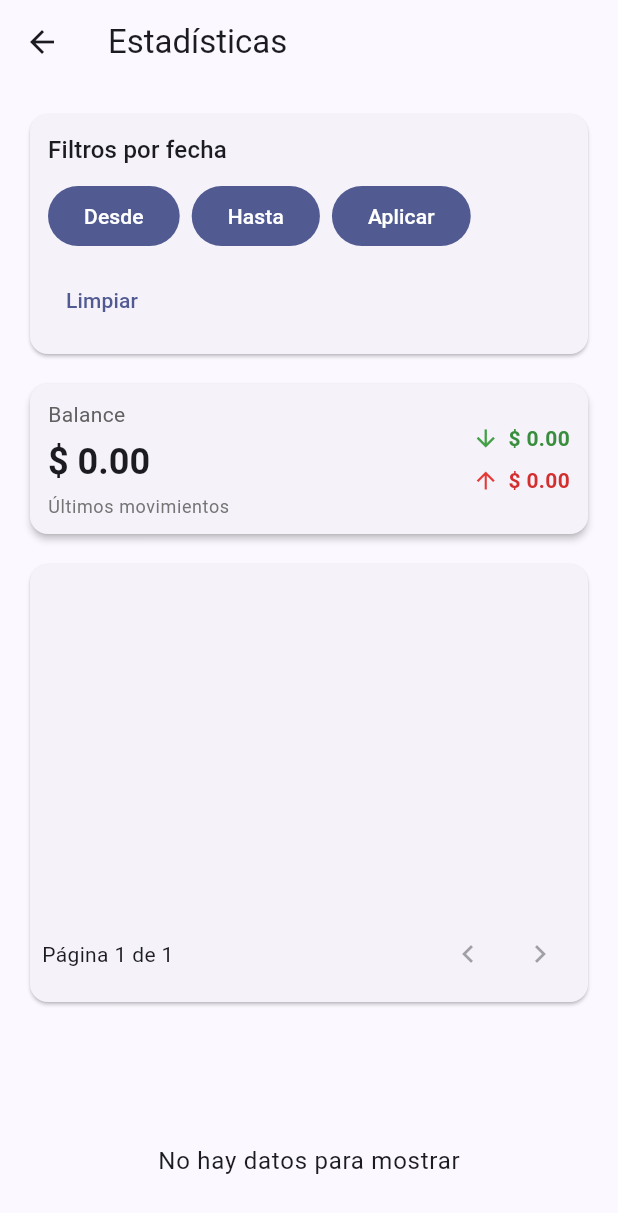
After one commit to oscarortiz1/prueba_itau, a Flutter app: the screen it shows after launch, after a tap on "Crear cuenta", after a tap on "Ver estadísticas", on a phone screen of 412 x 824 dp. The commit adds this screen. Shown: the top 1213 px of the screen. Run offline on Flutter 3.47's test engine with Material 3 defaults, Android fonts, the phone set to English and light mode, and no system bars; our stand-ins replace bloc, equatable, flutter_bloc, get_it, go_router, shared_preferences; accounts and stored records are empty.

Commit message:
feat(statistics): implement StatisticsBloc, events, and state management; add StatisticsPage for displaying statistics

```diff
--- a/lib/src/features/home/presentation/widgets/home_hero_section.dart
+++ b/lib/src/features/home/presentation/widgets/home_hero_section.dart
@@ -1,4 +1,7 @@
 import 'package:flutter/material.dart';
+import 'package:flutter_bloc/flutter_bloc.dart';
+import 'package:prueba_itau/src/features/statistics/presentation/pages/statistics_page.dart';
+import 'package:prueba_itau/src/features/transactions/presentation/bloc/transactions_bloc.dart';
 
 class HomeHeroSection extends StatelessWidget {
   const HomeHeroSection({required this.isWide, super.key});
@@ -32,9 +35,18 @@ class HomeHeroSection extends StatelessWidget {
           runSpacing: 12,
           children: [
             FilledButton.icon(
-              onPressed: () {},
-              icon: const Icon(Icons.account_balance_wallet_outlined),
-              label: const Text('Ver productos'),
+              onPressed: () {
+                Navigator.of(context).push(
+                  MaterialPageRoute(
+                    builder: (routeContext) => BlocProvider.value(
+                      value: context.read<TransactionsBloc>(),
+                      child: const StatisticsPage(),
+                    ),
+                  ),
+                );
+              },
+              icon: const Icon(Icons.show_chart),
+              label: const Text('Ver estadísticas'),
             ),
             OutlinedButton.icon(
               onPressed: () {},
--- /dev/null
+++ b/lib/src/features/statistics/presentation/bloc/statistics_event.dart
@@ -0,0 +1,43 @@
+import 'package:equatable/equatable.dart';
+
+abstract class StatisticsEvent extends Equatable {
+  const StatisticsEvent();
+
+  @override
+  List<Object?> get props => [];
+}
+
+class LoadStatistics extends StatisticsEvent {
+  const LoadStatistics();
+}
+
+class UpdateFilters extends StatisticsEvent {
+  final String? category;
+  final DateTime? startDate;
+  final DateTime? endDate;
+
+  const UpdateFilters({this.category, this.startDate, this.endDate});
+
+  @override
+  List<Object?> get props => [category, startDate, endDate];
+}
+
+class PageChanged extends StatisticsEvent {
+  final int page;
+
+  const PageChanged(this.page);
+
+  @override
+  List<Object?> get props => [page];
+}
+
+class StatisticsTotalsUpdated extends StatisticsEvent {
+  final double incomes;
+  final double expenses;
+  final List<dynamic>? breakdown;
+
+  const StatisticsTotalsUpdated({required this.incomes, required this.expenses, this.breakdown});
+
+  @override
+  List<Object?> get props => [incomes, expenses, breakdown];
+}
--- /dev/null
+++ b/lib/src/features/statistics/presentation/bloc/statistics_state.dart
@@ -0,0 +1,61 @@
+import 'package:equatable/equatable.dart';
+class StatisticsState extends Equatable {
+  static const Object _unset = Object();
+
+  final bool isLoading;
+  final double totalIncomes;
+  final double totalExpenses;
+  final double balance;
+  final String? category;
+  final DateTime? startDate;
+  final DateTime? endDate;
+  final List<CategoryBreakdown> breakdown;
+  final int txPage;
+
+  const StatisticsState({
+    this.isLoading = false,
+    this.totalIncomes = 0.0,
+    this.totalExpenses = 0.0,
+    this.balance = 0.0,
+    this.category,
+    this.startDate,
+    this.endDate,
+    this.breakdown = const [],
+    this.txPage = 0,
+  });
+
+  StatisticsState copyWith({
+    bool? isLoading,
+    double? totalIncomes,
+    double? totalExpenses,
+    double? balance,
+    Object? category = _unset,
+    Object? startDate = _unset,
+    Object? endDate = _unset,
+    List<CategoryBreakdown>? breakdown,
+    int? txPage,
+  }) {
+    return StatisticsState(
+      isLoading: isLoading ?? this.isLoading,
+      totalIncomes: totalIncomes ?? this.totalIncomes,
+      totalExpenses: totalExpenses ?? this.totalExpenses,
+      balance: balance ?? this.balance,
+      category: identical(category, _unset) ? this.category : category as String?,
+      startDate: identical(startDate, _unset) ? this.startDate : startDate as DateTime?,
+      endDate: identical(endDate, _unset) ? this.endDate : endDate as DateTime?,
+      breakdown: breakdown ?? this.breakdown,
+      txPage: txPage ?? this.txPage,
+    );
+  }
+
+  @override
+  List<Object?> get props => [isLoading, totalIncomes, totalExpenses, balance, category, startDate, endDate, breakdown, txPage];
+}
+
+class CategoryBreakdown {
+  final String category;
+  final double incomes;
+  final double expenses;
+
+  const CategoryBreakdown({required this.category, required this.incomes, required this.expenses});
+}
--- /dev/null
+++ b/lib/src/features/statistics/presentation/pages/statistics_page.dart
@@ -0,0 +1,454 @@
+import 'dart:math' as math;
+import 'package:flutter/material.dart';
+import 'package:flutter_bloc/flutter_bloc.dart';
+
+import '../bloc/statistics_bloc.dart';
+import '../bloc/statistics_event.dart';
+import '../bloc/statistics_state.dart';
+import 'package:prueba_itau/src/features/transactions/presentation/bloc/transactions_bloc.dart';
+import 'package:prueba_itau/src/features/transactions/domain/entities/transaction.dart';
+import 'package:prueba_itau/src/features/transactions/domain/usecases/get_transactions.dart';
+import 'package:prueba_itau/src/app/di/injection_container.dart';
+
+class StatisticsPage extends StatelessWidget {
+  const StatisticsPage({super.key});
+
+  @override
+  Widget build(BuildContext context) {
+    final txBloc = context.read<TransactionsBloc>();
+    final getTransactions = sl<GetTransactions>();
+    return BlocProvider(
+      create: (_) => StatisticsBloc(transactionsBloc: txBloc, getTransactions: getTransactions)..add(const LoadStatistics()),
+      child: const _StatisticsView(),
+    );
+  }
+
+
+}
+
+class _StatisticsView extends StatefulWidget {
+  const _StatisticsView();
+
+  @override
+  State<_StatisticsView> createState() => _StatisticsViewState();
+}
+
+class _StatisticsViewState extends State<_StatisticsView> {
+  static const int _txPageSize = 4;
+
+  @override
+  Widget build(BuildContext context) {
+    final theme = Theme.of(context);
+
+    return Scaffold(
+      appBar: AppBar(title: const Text('Estadísticas')),
+      body: LayoutBuilder(
+        builder: (context, constraints) {
+          final isWide = constraints.maxWidth >= 900;
+          return Padding(
+            padding: const EdgeInsets.all(16.0),
+            child: isWide
+                ? Row(
+                    crossAxisAlignment: CrossAxisAlignment.start,
+                    children: [
+                      Expanded(flex: 2, child: _leftColumn(theme)),
+                      const SizedBox(width: 20),
+                      Expanded(flex: 3, child: _rightColumn(theme)),
+                    ],
+                  )
+                : Column(
+                    crossAxisAlignment: CrossAxisAlignment.stretch,
+                    children: [
+                      _filtersCard(theme),
+                      const SizedBox(height: 12),
+                      _balanceCard(),
+                      const SizedBox(height: 12),
+                      Expanded(child: SingleChildScrollView(child: _chartAndTransactionsMobile(theme))),
+                    ],
+                  ),
+          );
+        },
+      ),
+    );
+  }
+
+  Widget _balanceCard() {
+    return BlocBuilder<StatisticsBloc, StatisticsState>(builder: (context, state) {
+      final theme = Theme.of(context);
+      final balance = state.balance;
+      return Card(
+        elevation: 2,
+        shape: RoundedRectangleBorder(borderRadius: BorderRadius.circular(12)),
+        child: Padding(
+          padding: const EdgeInsets.symmetric(horizontal: 12.0, vertical: 10),
+          child: Row(
+            crossAxisAlignment: CrossAxisAlignment.center,
+            children: [
+              Expanded(
+                child: Column(
+                  crossAxisAlignment: CrossAxisAlignment.start,
+                  children: [
+                    Text('Balance', style: theme.textTheme.bodyMedium?.copyWith(color: Colors.grey[700])),
+                    const SizedBox(height: 6),
+                    Text('\$ ${balance.toStringAsFixed(2)}', style: theme.textTheme.headlineSmall?.copyWith(fontWeight: FontWeight.w700)),
+                    const SizedBox(height: 6),
+                    Text('Últimos movimientos', style: theme.textTheme.bodySmall?.copyWith(color: Colors.grey[600])),
+                  ],
+                ),
+              ),
+
+              Column(
+                crossAxisAlignment: CrossAxisAlignment.end,
+                children: [
+                  Row(children: [
+                    Icon(Icons.arrow_downward, color: Colors.green.shade600, size: 18),
+                    const SizedBox(width: 6),
+                    Text('\$ ${state.totalIncomes.toStringAsFixed(2)}', style: theme.textTheme.bodyMedium?.copyWith(color: Colors.green.shade700, fontWeight: FontWeight.w600)),
+                  ]),
+                  const SizedBox(height: 8),
+                  Row(children: [
+                    Icon(Icons.arrow_upward, color: Colors.red.shade600, size: 18),
+                    const SizedBox(width: 6),
+                    Text('\$ ${state.totalExpenses.toStringAsFixed(2)}', style: theme.textTheme.bodyMedium?.copyWith(color: Colors.red.shade700, fontWeight: FontWeight.w600)),
+                  ]),
+                ],
+              ),
+            ],
+          ),
+        ),
+      );
+    });
+  }
+
+  Widget _chartAndTransactionsMobile(ThemeData theme) {
+    return Column(
+      children: [
+        SizedBox(height: 300, child: Card(child: Padding(padding: const EdgeInsets.all(8.0), child: _transactionsListPanel()))),
+        const SizedBox(height: 12),
+        SizedBox(
+          height: 180,
+          child: BlocBuilder<StatisticsBloc, StatisticsState>(builder: (context, state) {
+            if (state.totalIncomes == 0 && state.totalExpenses == 0) return Center(child: Text('No hay datos para mostrar', style: theme.textTheme.bodyLarge));
+            return Center(child: _IncomeExpensePieChart(incomes: state.totalIncomes, expenses: state.totalExpenses, size: 140));
+          }),
+        ),
+      ],
+    );
+  }
+
+
+
+  Widget _leftColumn(ThemeData theme) {
+    return Column(
+      crossAxisAlignment: CrossAxisAlignment.stretch,
+      children: [
+        _filtersCard(theme),
+        const SizedBox(height: 12),
+        _balanceCard(),
+        const SizedBox(height: 12),
+        SizedBox(height: 300, child: Card(child: Padding(padding: const EdgeInsets.all(8.0), child: _transactionsListPanel()))),
+        const SizedBox(height: 12),
+        Expanded(
+          child: Padding(
+            padding: const EdgeInsets.all(8.0),
+            child: BlocBuilder<StatisticsBloc, StatisticsState>(
+              builder: (context, state) {
+                if (state.totalIncomes == 0 && state.totalExpenses == 0) {
+                  return Center(child: Text('No hay datos para mostrar', style: theme.textTheme.bodyLarge));
+                }
+                return Center(child: _IncomeExpensePieChart(incomes: state.totalIncomes, expenses: state.totalExpenses, size: 140));
+              },
+            ),
+          ),
+        ),
+      ],
+    );
+  }
+
+  Widget _rightColumn(ThemeData theme) {
+    return Card(
+      child: Padding(
+        padding: const EdgeInsets.all(12.0),
+        child: Column(
+          crossAxisAlignment: CrossAxisAlignment.stretch,
+          children: [
+            Text('Movimientos', style: theme.textTheme.titleMedium),
+            const SizedBox(height: 8),
+            Expanded(child: _transactionsListPanel()),
+          ],
+        ),
+      ),
+    );
+  }
+
+  Widget _filtersCard(ThemeData theme) {
+    return Card(
+      child: Padding(
+        padding: const EdgeInsets.all(12.0),
+        child: Column(
+          crossAxisAlignment: CrossAxisAlignment.start,
+          children: [
+            Text('Filtros por fecha', style: theme.textTheme.titleMedium),
+            const SizedBox(height: 8),
+            Wrap(
+              spacing: 8,
+              runSpacing: 8,
+              alignment: WrapAlignment.start,
+              children: [
+                BlocBuilder<StatisticsBloc, StatisticsState>(builder: (context, state) {
+                  return FilledButton(
+                    onPressed: () async {
+                      final bloc = context.read<StatisticsBloc>();
+                      var firstDate = DateTime(2000);
+                      var lastDate = state.endDate ?? DateTime(2100);
+                      if (lastDate.isBefore(firstDate)) {
+                        firstDate = lastDate;
+                      }
+                      final initialCandidate = state.startDate ?? (state.endDate ?? DateTime.now());
+                      final initialDate = _clampDate(initialCandidate, firstDate, lastDate);
+                      final picked = await showDatePicker(
+                        context: context,
+                        initialDate: initialDate,
+                        firstDate: firstDate,
+                        lastDate: lastDate,
+                      );
+                      if (picked == null) return;
+                      if (state.endDate != null && picked.isAfter(state.endDate!)) {
+                        _showValidationError(context, 'La fecha desde no puede ser posterior a la fecha hasta.');
+                        return;
+                      }
+                      bloc.add(UpdateFilters(startDate: picked, endDate: state.endDate));
+                    },
+                    child: Text(state.startDate == null ? 'Desde' : _formatDate(state.startDate!)),
+                  );
+                }),
+                BlocBuilder<StatisticsBloc, StatisticsState>(builder: (context, state) {
+                  return FilledButton(
+                    onPressed: () async {
+                      final bloc = context.read<StatisticsBloc>();
+                      var firstDate = state.startDate ?? DateTime(2000);
+                      var lastDate = DateTime(2100);
+                      if (lastDate.isBefore(firstDate)) {
+                        lastDate = firstDate;
+                      }
+                      final initialCandidate = state.endDate ?? (state.startDate ?? DateTime.now());
+                      final initialDate = _clampDate(initialCandidate, firstDate, lastDate);
+                      final picked = await showDatePicker(
+                        context: context,
+                        initialDate: initialDate,
+                        firstDate: firstDate,
+                        lastDate: lastDate,
+                      );
+                      if (picked == null) return;
+                      if (state.startDate != null && picked.isBefore(state.startDate!)) {
+                        _showValidationError(context, 'La fecha hasta no puede ser anterior a la fecha desde.');
+                        return;
+                      }
+                      bloc.add(UpdateFilters(startDate: state.startDate, endDate: picked));
+                    },
+                    child: Text(state.endDate == null ? 'Hasta' : _formatDate(state.endDate!)),
+                  );
+                }),
+                FilledButton(
+                  onPressed: () {
+                    final bloc = context.read<StatisticsBloc>();
+                    final current = bloc.state;
+                    final st = current.startDate;
+                    final en = current.endDate;
+                    if (st != null && en != null && st.isAfter(en)) {
+                      _showValidationError(context, 'Rango de fechas inválido. Ajusta las fechas antes de aplicar.');
+                      return;
+                    }
+                    bloc.add(UpdateFilters(startDate: st, endDate: en));
+                  },
+                  child: const Text('Aplicar'),
+                ),
+                TextButton(
+                  onPressed: () {
+                    context.read<StatisticsBloc>().add(UpdateFilters(startDate: null, endDate: null));
+                  },
+                  child: const Text('Limpiar'),
+                ),
+              ],
+            ),
+          ],
+        ),
+      ),
+    );
+  }
+
+  Widget _transactionsListPanel() {
+    return BlocBuilder<StatisticsBloc, StatisticsState>(builder: (context, sstate) {
+      final txState = context.read<TransactionsBloc>().state;
+      final all = txState.transactions;
+      final st = sstate.startDate;
+      final en = sstate.endDate;
+      final filtered = all.where((t) {
+        if (st != null && t.occurredAt.isBefore(DateTime(st.year, st.month, st.day))) return false;
+        if (en != null && t.occurredAt.isAfter(DateTime(en.year, en.month, en.day, 23, 59, 59))) return false;
+        return true;
+      }).toList();
+
+  final total = filtered.length;
+  final totalPages = total == 0 ? 1 : ((total - 1) ~/ _txPageSize) + 1;
+  final currentPage = sstate.txPage;
+  final maxPageIndex = totalPages - 1;
+  final currentPageSafe = total == 0 ? 0 : currentPage.clamp(0, maxPageIndex);
+
+  final start = currentPageSafe * _txPageSize;
+  final end = math.min(start + _txPageSize, filtered.length);
+      final pageItems = filtered.sublist(start, end);
+
+      return Column(
+        crossAxisAlignment: CrossAxisAlignment.stretch,
+        children: [
+          Expanded(
+            child: ListView.separated(
+              itemCount: pageItems.length,
+              separatorBuilder: (_, __) => const SizedBox(height: 6),
+              itemBuilder: (context, index) {
+                final tx = pageItems[index];
+                final isIncome = tx.type == TransactionType.income;
+                final amountColor = isIncome ? Colors.green.shade700 : Colors.red.shade700;
+                return Container(
+                  padding: const EdgeInsets.symmetric(horizontal: 8, vertical: 8),
+                  child: Row(
+                    children: [
+                      CircleAvatar(
+                        radius: 18,
+                        backgroundColor: (isIncome ? Colors.green : Colors.red).withOpacity(0.12),
+                        child: Icon(isIncome ? Icons.arrow_downward : Icons.arrow_upward, color: amountColor, size: 18),
+                      ),
+                      const SizedBox(width: 10),
+                      Expanded(
+                        child: Column(
+                          crossAxisAlignment: CrossAxisAlignment.start,
+                          children: [
+                            Text(tx.title, style: Theme.of(context).textTheme.bodyMedium?.copyWith(fontWeight: FontWeight.w600)),
+                            const SizedBox(height: 4),
+                            Text('${tx.category ?? ''} • ${_formatDate(tx.occurredAt)}', style: Theme.of(context).textTheme.bodySmall?.copyWith(color: Colors.grey[600])),
+                          ],
+                        ),
+                      ),
+                      const SizedBox(width: 8),
+                      Text((isIncome ? '+' : '-') + '\$ ${tx.amount.toStringAsFixed(2)}', style: Theme.of(context).textTheme.bodyMedium?.copyWith(color: amountColor, fontWeight: FontWeight.w700)),
+                    ],
+                  ),
+                );
+              },
+            ),
+          ),
+          const SizedBox(height: 8),
+          Row(
+            children: [
+              Text('Página ${currentPageSafe + 1} de $totalPages'),
+              const Spacer(),
+              IconButton(
+                onPressed: currentPageSafe == 0
+                    ? null
+                    : () => context.read<StatisticsBloc>().add(PageChanged(currentPageSafe - 1)),
+                icon: const Icon(Icons.chevron_left),
+              ),
+              IconButton(
+                onPressed: currentPageSafe >= maxPageIndex
+                    ? null
+                    : () => context.read<StatisticsBloc>().add(PageChanged(currentPageSafe + 1)),
+                icon: const Icon(Icons.chevron_right),
+              ),
+            ],
+          ),
+        ],
+      );
+    });
+  }
+
+  DateTime _clampDate(DateTime value, DateTime min, DateTime max) {
+    if (value.isBefore(min)) return min;
+    if (value.isAfter(max)) return max;
+    return value;
+  }
+
+  void _showValidationError(BuildContext context, String message) {
+    ScaffoldMessenger.of(context)
+      ..hideCurrentSnackBar()
+      ..showSnackBar(SnackBar(content: Text(message)));
+  }
+
+  String _formatDate(DateTime d) => '${d.day.toString().padLeft(2, '0')}/${d.month.toString().padLeft(2, '0')}/${d.year}';
+}
+
+
+class _IncomeExpensePieChart extends StatelessWidget {
+  const _IncomeExpensePieChart({required this.incomes, required this.expenses, this.size = 180});
+
+  final double incomes;
+  final double expenses;
+  final double size;
+
+  @override
+  Widget build(BuildContext context) {
+    final total = incomes + expenses;
+    if (total == 0) return const SizedBox.shrink();
+    return Column(
+      mainAxisSize: MainAxisSize.min,
+      children: [
+        SizedBox(
+          width: size,
+          height: size,
+          child: CustomPaint(
+            painter: _PiePainter(incomes: incomes, expenses: expenses),
+          ),
+        ),
+        const SizedBox(height: 8),
+        Row(
+          mainAxisAlignment: MainAxisAlignment.center,
+          children: [
+            _LegendDot(color: Colors.green.shade600, label: 'Ingresos: \$ ${incomes.toStringAsFixed(2)}'),
+            const SizedBox(width: 12),
+            _LegendDot(color: Colors.red.shade600, label: 'Gastos: \$ ${expenses.toStringAsFixed(2)}'),
+          ],
+        ),
+      ],
+    );
+  }
+}
+
+class _PiePainter extends CustomPainter {
+  _PiePainter({required this.incomes, required this.expenses});
+
+  final double incomes;
+  final double expenses;
+
+  @override
+  void paint(Canvas canvas, Size size) {
+    final total = incomes + expenses;
+    final rect = Offset.zero & size;
+    final paint = Paint()..style = PaintingStyle.fill;
+    final start = -math.pi / 2;
+    final incomesAngle = total > 0 ? (incomes / total) * math.pi * 2 : 0.0;
+    paint.color = Colors.green.shade400;
+    canvas.drawArc(rect, start, incomesAngle, true, paint);
+    paint.color = Colors.red.shade400;
+    canvas.drawArc(rect, start + incomesAngle, total > 0 ? (expenses / total) * math.pi * 2 : 0.0, true, paint);
+    final inner = Paint()..color = Colors.white;
+    canvas.drawCircle(rect.center, size.width * 0.32, inner);
+    final tp = TextPainter(text: TextSpan(text: '\$${(incomes - expenses).toStringAsFixed(2)}', style: TextStyle(fontSize: 14, fontWeight: FontWeight.bold, color: Colors.black)), textDirection: TextDirection.ltr);
+    tp.layout();
+    tp.paint(canvas, rect.center - Offset(tp.width / 2, tp.height / 2));
+  }
+
+  @override
+  bool shouldRepaint(covariant CustomPainter oldDelegate) => true;
+}
+
+class _LegendDot extends StatelessWidget {
+  const _LegendDot({required this.color, required this.label});
+
+  final Color color;
+  final String label;
+
+  @override
+  Widget build(BuildContext context) {
+    return Row(children: [Container(width: 10, height: 10, decoration: BoxDecoration(color: color, borderRadius: BorderRadius.circular(3))), const SizedBox(width: 6), Text(label, style: Theme.of(context).textTheme.bodySmall)]);
+  }
+}
```
Also changed, not shown: lib/src/features/statistics/presentation/bloc/statistics_bloc.dart (added, +114 -0 lines).
